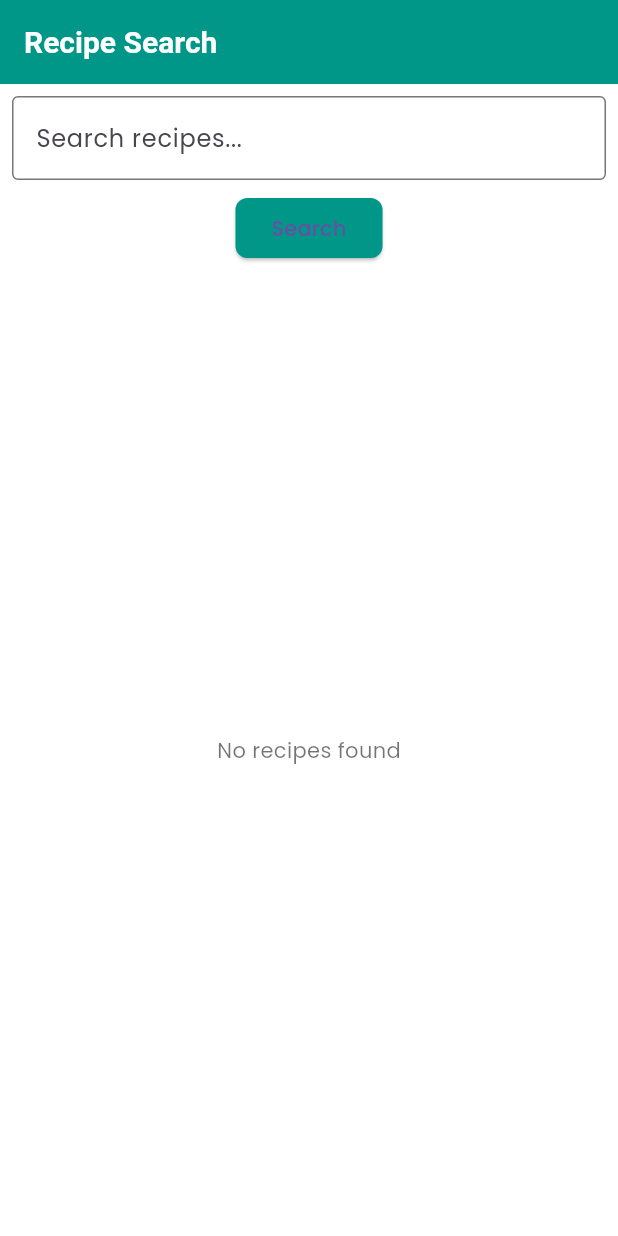
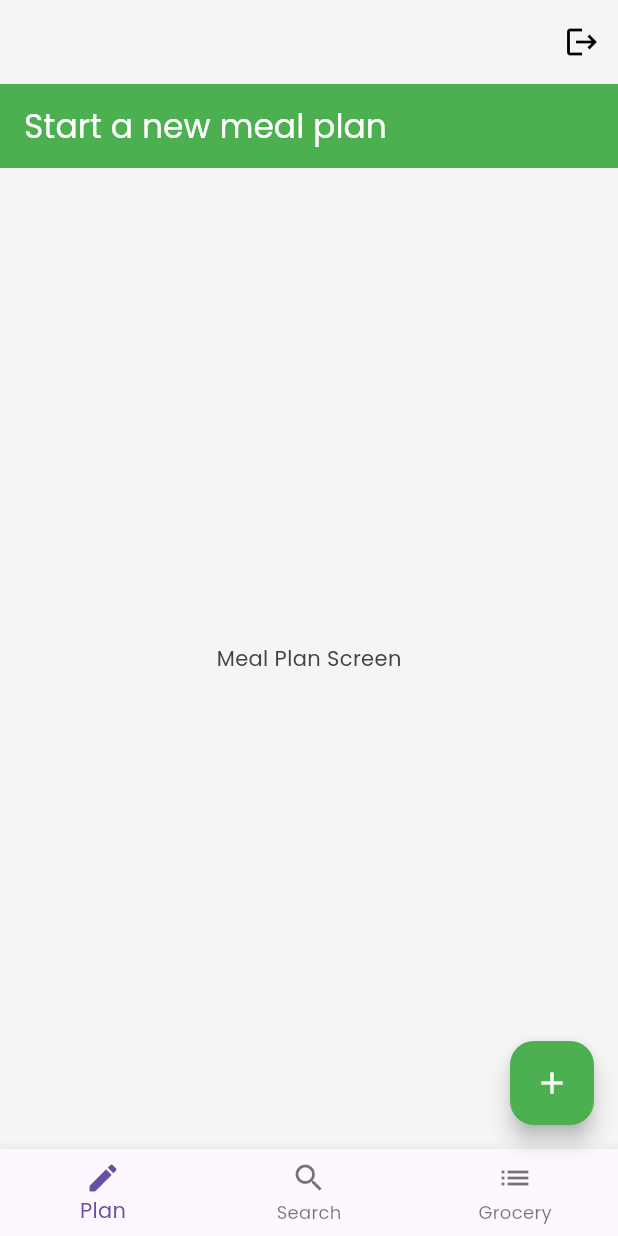
Before and after one commit to durgeshparekh/meal_planning_app, a Flutter app: the HomeScreen screen opened directly, on a phone screen of 412 x 824 dp. Run offline on Flutter 3.47's test engine with Material 3 defaults, Android fonts, the phone set to English and light mode, and no system bars; our stand-ins replace fluttertoast, get, hive, hive_flutter; accounts and stored records are empty.

Commit message:
Add Meal Plan and Search Recipes screens; update dependencies

```diff
--- a/lib/controllers/home_controller.dart
+++ b/lib/controllers/home_controller.dart
@@ -1,12 +1,47 @@
 import 'package:flutter/material.dart';
+import 'package:fluttertoast/fluttertoast.dart';
 import 'package:get/get.dart';
+import 'package:hive/hive.dart';
+import 'package:meal_planning_app/screens/authentication/login_screen.dart';
+import 'package:meal_planning_app/utils/box_name.dart';
 import '../data/api/api_client.dart';
 import '../data/api/endpoints.dart';
+import '../screens/meal_plan_screen.dart';
+import '../screens/search_recipes_screen.dart';
+import '../screens/grocery_list_screen.dart';
 
 class HomeController extends GetxController {
+  var userName = ''.obs;
+  var searchController = ''.obs;
+  var isLoading = false.obs;
   var recipes = [].obs;
-  var isLoading = false.obs;
-  final searchController = ''.obs;
+  var selectedIndex = 0.obs;
+
+  static const List<Widget> widgetOptions = <Widget>[
+    MealPlanScreen(),
+    SearchRecipesScreen(),
+    GroceryListScreen(),
+  ];
+
+  @override
+  void onInit() {
+    super.onInit();
+    fetchUserName();
+  }
+
+  void fetchUserName() {
+    var userBox = Hive.box(BoxName.userBox);
+    var loggedInUser = userBox.values.firstWhere(
+      (user) => user['isLogin'] == true,
+      orElse: () => null,
+    );
+
+    if (loggedInUser != null) {
+      userName.value = loggedInUser['name'];
+    } else {
+      userName.value = 'Guest';
+    }
+  }
 
   void fetchRecipes(String query) async {
     try {
@@ -26,4 +61,29 @@ class HomeController extends GetxController {
       debugPrint('🔄 isLoading set to false'); // Debug print with emoji
     }
   }
+
+  void onItemTapped(int index) {
+    selectedIndex.value = index;
+  }
+
+  void logout() async {
+    debugPrint('🔒 Attempting user logout');
+    var userBox = Hive.box(BoxName.userBox);
+    var loggedInUser = userBox.values.firstWhere(
+      (user) => user['isLogin'] == true,
+      orElse: () => null,
+    );
+
+    if (loggedInUser != null) {
+      loggedInUser['isLogin'] = false;
+      userBox.putAt(
+          userBox.values.toList().indexOf(loggedInUser), loggedInUser);
+      debugPrint('✅ User logout successful');
+      Fluttertoast.showToast(msg: 'User logout successful');
+      Get.offAll(() => const LoginScreen());
+    } else {
+      debugPrint('❌ No logged-in user found');
+    }
+  }
+
 }
--- a/lib/screens/home_screen.dart
+++ b/lib/screens/home_screen.dart
@@ -1,7 +1,6 @@
 import 'package:flutter/material.dart';
 import 'package:get/get.dart';
 import '../controllers/home_controller.dart';
-import 'recipe_details_screen.dart';
 
 class HomeScreen extends StatelessWidget {
   const HomeScreen({super.key});
@@ -11,50 +10,45 @@ class HomeScreen extends StatelessWidget {
     final HomeController controller = Get.put(HomeController());
 
     return Scaffold(
-      appBar: AppBar(title: Text('Recipe Search')),
-      body: Column(
-        children: [
-          Padding(
-            padding: const EdgeInsets.all(8.0),
-            child: TextField(
-              onChanged: (value) => controller.searchController.value = value,
-              decoration: InputDecoration(
-                hintText: 'Search recipes...',
-                border: OutlineInputBorder(),
-              ),
-            ),
-          ),
-          ElevatedButton(
-            onPressed: () =>
-                controller.fetchRecipes(controller.searchController.value),
-            child: Text('Search'),
-          ),
-          Expanded(
-            child: Obx(() {
-              if (controller.isLoading.value) {
-                return Center(child: CircularProgressIndicator());
-              } else if (controller.recipes.isEmpty) {
-                return Center(child: Text('No recipes found'));
-              } else {
-                return ListView.builder(
-                  itemCount: controller.recipes.length,
-                  itemBuilder: (context, index) {
-                    final recipe = controller.recipes[index];
-                    return ListTile(
-                      leading:
-                          Image.network(recipe['image'], fit: BoxFit.cover),
-                      title: Text(recipe['title']),
-                      onTap: () {
-                        Get.to(() => RecipeDetailsScreen(recipe: recipe));
-                      },
-                    );
-                  },
-                );
-              }
-            }),
+      appBar: AppBar(
+        backgroundColor: Colors.transparent,
+        actions: [
+          IconButton(
+            icon: Icon(Icons.logout, color: Colors.black),
+            onPressed: () {
+              // Handle logout logic
+              controller.logout();
+            },
           ),
         ],
       ),
+      body: Obx(() => HomeController.widgetOptions
+          .elementAt(controller.selectedIndex.value)),
+      floatingActionButton: FloatingActionButton(
+        onPressed: () {
+          // Handle saving meal planning data
+        },
+        backgroundColor: Theme.of(context).primaryColor,
+        child: Icon(Icons.add, color: Colors.white),
+      ),
+      bottomNavigationBar: Obx(() => BottomNavigationBar(
+            items: const <BottomNavigationBarItem>[
+              BottomNavigationBarItem(
+                icon: Icon(Icons.create),
+                label: 'Plan',
+              ),
+              BottomNavigationBarItem(
+                icon: Icon(Icons.search),
+                label: 'Search',
+              ),
+              BottomNavigationBarItem(
+                icon: Icon(Icons.list),
+                label: 'Grocery',
+              ),
+            ],
+            currentIndex: controller.selectedIndex.value,
+            onTap: controller.onItemTapped,
+          )),
     );
   }
 }
--- /dev/null
+++ b/lib/screens/meal_plan_screen.dart
@@ -0,0 +1,17 @@
+import 'package:flutter/material.dart';
+
+class MealPlanScreen extends StatelessWidget {
+  const MealPlanScreen({super.key});
+
+  @override
+  Widget build(BuildContext context) {
+    return Scaffold(
+      appBar: AppBar(
+        title: Text('Start a new meal plan'),
+      ),
+      body: Center(
+        child: Text('Meal Plan Screen'),
+      ),
+    );
+  }
+}
--- a/lib/utils/themes.dart
+++ b/lib/utils/themes.dart
@@ -2,49 +2,139 @@ import 'package:flutter/material.dart';
 
 class Themes {
   static final ThemeData lightTheme = ThemeData(
-    primarySwatch: Colors.teal,
-    scaffoldBackgroundColor: Colors.white,
-    appBarTheme: AppBarTheme(
-      backgroundColor: Colors.teal,
+    brightness: Brightness.light,
+    primaryColor: const Color(0xFF4CAF50), // Fresh green
+    secondaryHeaderColor: const Color(0xFF8BC34A), // Light green
+    hintColor: const Color(0xFFFF5722), // Warm orange
+    scaffoldBackgroundColor: const Color(0xFFF5F5F5), // Light grey
+    appBarTheme: const AppBarTheme(
+      backgroundColor: Color(0xFF4CAF50), // Green app bar
+      foregroundColor: Colors.white,
       elevation: 0,
-      titleTextStyle: TextStyle(
-          color: Colors.white, fontSize: 20, fontWeight: FontWeight.bold),
+    ),
+    textTheme: TextTheme(
+      displayLarge: TextStyle(
+        fontSize: 32,
+        fontWeight: FontWeight.bold,
+        color: Colors.black,
+      ),
+      bodyLarge: TextStyle(
+        fontSize: 16,
+        fontWeight: FontWeight.normal,
+        color: Colors.black87,
+      ),
+      bodyMedium: TextStyle(
+        fontSize: 14,
+        color: Colors.grey[800],
+      ),
     ),
     elevatedButtonTheme: ElevatedButtonThemeData(
       style: ElevatedButton.styleFrom(
-        backgroundColor: Colors.teal,
+        foregroundColor: Colors.white,
+        backgroundColor: const Color(0xFF4CAF50),
         shape: RoundedRectangleBorder(
-          borderRadius: BorderRadius.circular(8.0),
+          borderRadius: BorderRadius.circular(8),
         ),
+        padding: const EdgeInsets.symmetric(vertical: 14, horizontal: 20),
       ),
     ),
-    textTheme: TextTheme(
-      bodyLarge: TextStyle(fontSize: 16.0, color: Colors.black87),
-      bodyMedium: TextStyle(fontSize: 14.0, color: Colors.black54),
+    inputDecorationTheme: InputDecorationTheme(
+      filled: true,
+      fillColor: Colors.white,
+      contentPadding: const EdgeInsets.symmetric(vertical: 12, horizontal: 16),
+      border: OutlineInputBorder(
+        borderRadius: BorderRadius.circular(12),
+        borderSide: BorderSide.none,
+      ),
+      focusedBorder: OutlineInputBorder(
+        borderRadius: BorderRadius.circular(12),
+        borderSide: BorderSide(color: const Color(0xFF4CAF50), width: 2),
+      ),
+      enabledBorder: OutlineInputBorder(
+        borderRadius: BorderRadius.circular(12),
+        borderSide: BorderSide(color: Colors.grey.shade300),
+      ),
+      labelStyle: TextStyle(color: Colors.grey.shade600),
+    ),
+    iconTheme: const IconThemeData(
+        // color: Color(0xFF4CAF50), // Default icon color
+        color: Colors.white),
+    cardTheme: CardTheme(
+      shape: RoundedRectangleBorder(
+        borderRadius: BorderRadius.circular(16),
+      ),
+      elevation: 4,
+      color: Colors.white,
+      shadowColor: Colors.grey.shade200,
     ),
     fontFamily: 'Poppins', // Add Poppins font family
   );
 
   static final ThemeData darkTheme = ThemeData(
-    primarySwatch: Colors.teal,
-    scaffoldBackgroundColor: Colors.black,
-    appBarTheme: AppBarTheme(
-      backgroundColor: Colors.teal,
+    brightness: Brightness.dark,
+    primaryColor: const Color(0xFF4CAF50), // Fresh green
+    secondaryHeaderColor: const Color(0xFF8BC34A), // Light green
+    hintColor: const Color(0xFFFF5722), // Warm orange
+    scaffoldBackgroundColor: const Color(0xFF121212), // Dark grey
+    appBarTheme: const AppBarTheme(
+      backgroundColor: Color(0xFF1F1F1F),
+      foregroundColor: Colors.white,
       elevation: 0,
-      titleTextStyle: TextStyle(
-          color: Colors.white, fontSize: 20, fontWeight: FontWeight.bold),
+    ),
+    textTheme: TextTheme(
+      displayLarge: TextStyle(
+        fontSize: 32,
+        fontWeight: FontWeight.bold,
+        color: Colors.white,
+      ),
+      bodyLarge: TextStyle(
+        fontSize: 16,
+        fontWeight: FontWeight.normal,
+        color: Colors.white70,
+      ),
+      bodyMedium: TextStyle(
+        fontSize: 14,
+        color: Colors.grey[400],
+      ),
     ),
     elevatedButtonTheme: ElevatedButtonThemeData(
       style: ElevatedButton.styleFrom(
-        backgroundColor: Colors.teal,
+        foregroundColor: Colors.white,
+        backgroundColor: const Color(0xFF4CAF50),
         shape: RoundedRectangleBorder(
-          borderRadius: BorderRadius.circular(8.0),
+          borderRadius: BorderRadius.circular(8),
         ),
+        padding: const EdgeInsets.symmetric(vertical: 14, horizontal: 20),
       ),
     ),
-    textTheme: TextTheme(
-      bodyLarge: TextStyle(fontSize: 16.0, color: Colors.white),
-      bodyMedium: TextStyle(fontSize: 14.0, color: Colors.white70),
+    inputDecorationTheme: InputDecorationTheme(
+      filled: true,
+      fillColor: Colors.white,
+      contentPadding: const EdgeInsets.symmetric(vertical: 12, horizontal: 16),
+      border: OutlineInputBorder(
+        borderRadius: BorderRadius.circular(12),
+        borderSide: BorderSide.none,
+      ),
+      focusedBorder: OutlineInputBorder(
+        borderRadius: BorderRadius.circular(12),
+        borderSide: BorderSide(color: const Color(0xFF4CAF50), width: 2),
+      ),
+      enabledBorder: OutlineInputBorder(
+        borderRadius: BorderRadius.circular(12),
+        borderSide: BorderSide(color: Colors.grey.shade300),
+      ),
+      labelStyle: TextStyle(color: Colors.grey.shade600),
+    ),
+    iconTheme: const IconThemeData(
+      color: Color(0xFF4CAF50), // Default icon color
+    ),
+    cardTheme: CardTheme(
+      shape: RoundedRectangleBorder(
+        borderRadius: BorderRadius.circular(16),
+      ),
+      elevation: 4,
+      color: Colors.white,
+      shadowColor: Colors.grey.shade200,
     ),
     fontFamily: 'Poppins', // Add Poppins font family
   );
--- a/pubspec.yaml
+++ b/pubspec.yaml
@@ -15,6 +15,7 @@ dependencies:
   http: ^0.13.4
   hive: ^2.2.3
   hive_flutter: ^1.1.0
+  fluttertoast: ^8.2.10
 
 dev_dependencies:
   flutter_test:
```
Also changed, not shown: lib/controllers/login_controller.dart (+12 -25 lines), lib/screens/authentication/login_screen.dart (+3 -6 lines), lib/screens/authentication/register_screen.dart (+4 -3 lines), lib/screens/grocery_list_screen.dart (+6 -22 lines), lib/screens/search_recipes_screen.dart (added, +17 -0 lines), pubspec.lock.
